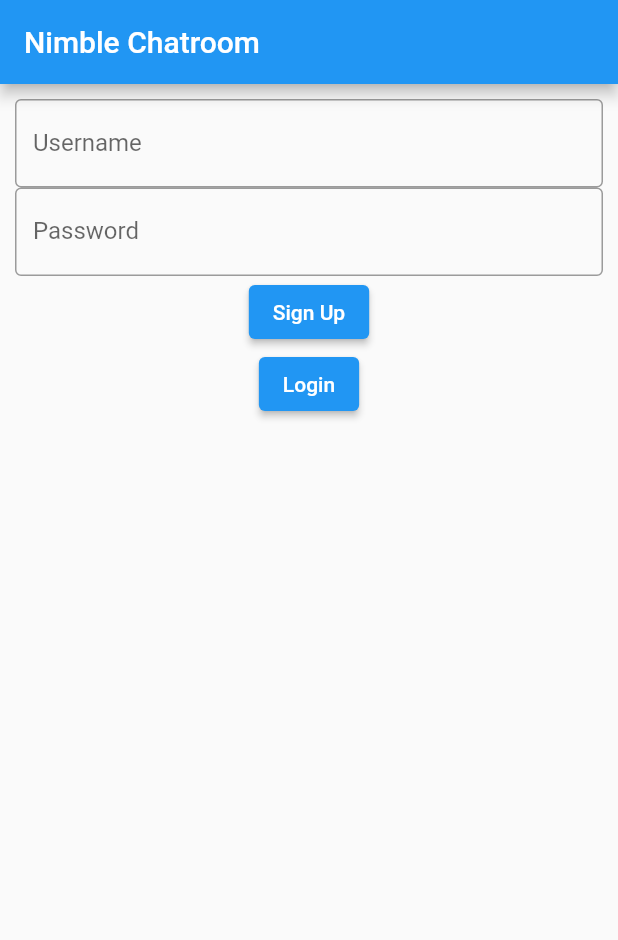
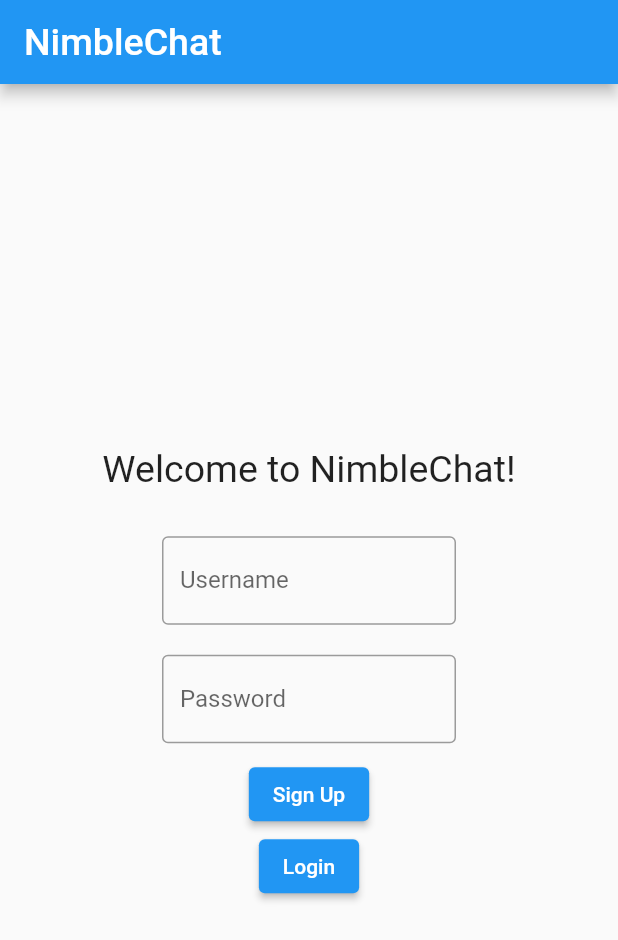
Before and after one commit to RishmaMurugan/Chatroom, a Flutter app: the screen it shows after launch, on a phone screen of 412 x 824 dp. Shown: the top 940 px of the screen. Run offline on Flutter 3.47's test engine with Material 2 defaults, Android fonts, the phone set to English and light mode, and no system bars.

Commit message:
Initial styling

```diff
--- a/client/lib/home.dart
+++ b/client/lib/home.dart
@@ -62,25 +62,45 @@ class _HomeState extends State<Home> {
     TextEditingController pwController = new TextEditingController();
     return Scaffold(
       appBar: AppBar(
-        title: const Text('Nimble Chatroom'),
+        title: const Text('NimbleChat', style: TextStyle(fontSize: 25),),
       ),
-      body: Padding(
-        padding: EdgeInsets.all(10),
+      body:
+        Container(
+            width: MediaQuery.of(context).size.width,
             child: Column(
+            mainAxisAlignment: MainAxisAlignment.center,
             children: <Widget>[
-            TextField(
+                Padding(
+                    padding: EdgeInsets.all(20.0),
+                    child: Text('Welcome to NimbleChat!', style: TextStyle(fontSize: 25),),
+                ),
+                Padding(
+                    padding: EdgeInsets.all(10.0),
+                    child:
+                        FractionallySizedBox(
+                            widthFactor: 0.5,
+                            child: new TextField(
                                 controller: usernameController,
                                 decoration: InputDecoration(
                                     border: OutlineInputBorder(),
                                     labelText: 'Username',
                                 ),
                             ),
-            TextField(
+                        ),
+                ),
+                Padding(
+                    padding: EdgeInsets.all(10.0),
+                    child:
+                        FractionallySizedBox(
+                            widthFactor: 0.5,
+                            child: new  TextField(
                                 controller: pwController,
                                 obscureText: true,
                                 decoration: InputDecoration(
                                     border: OutlineInputBorder(),
                                     labelText: 'Password',
+                                ),
+                            ),
                         ),
                 ),
                 ElevatedButton(
--- a/client/lib/main.dart
+++ b/client/lib/main.dart
@@ -13,7 +13,7 @@ class MyApp extends StatelessWidget {
   @override
   Widget build(BuildContext context) {
     return const MaterialApp(
-      title: 'Nimble Chatroom',
+      title: 'NimbleChat',
       home: Home(),
     );
   }
--- a/client/lib/message_screen.dart
+++ b/client/lib/message_screen.dart
@@ -57,7 +57,7 @@ class _MessageScreenState extends State<MessageScreen> {
     ScrollController _scrollController = new ScrollController();
     return Scaffold(
       appBar: AppBar(
-        title: const Text('Message Screen'),
+        title: const Text('Say Hi', style: TextStyle(fontSize: 25),),
       ),
       body: FutureBuilder<List<Message>>(
         future: getMessages(),
--- a/client/lib/user_home.dart
+++ b/client/lib/user_home.dart
@@ -61,7 +61,7 @@ class _UserHomeState extends State<UserHome> {
     TextEditingController recipientsController = new TextEditingController();
     return Scaffold(
       appBar: AppBar(
-        title: const Text('Messages'),
+        title: const Text('Messages', style: TextStyle(fontSize: 25),),
       ),
       body: FutureBuilder<List<Conversation>>(
         future:  getConversations(widget.username),
```
Lines whose indentation alone changed are shown as unchanged.
